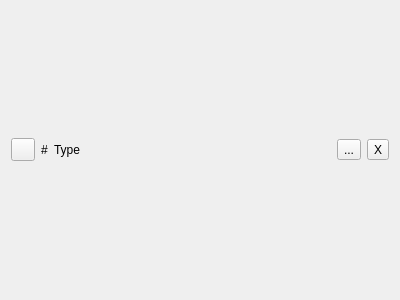
Above: Gui/IEC/IECDeviceRowWidget.ui from mzsoftsoftware/C64Foundry before the change. Below: the same form after it.
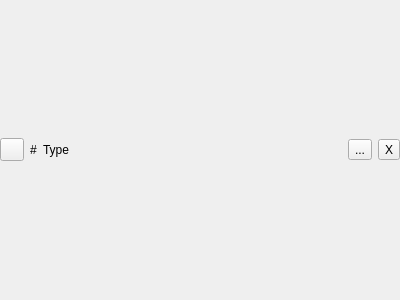
That is the form after the change. Icons and pictures are not drawn. Custom widgets are drawn as their Qt base class.

The edit to the form file:
```diff
--- a/Gui/IEC/IECDeviceRowWidget.ui
+++ b/Gui/IEC/IECDeviceRowWidget.ui
@@ -14,6 +14,18 @@
    <string>Form</string>
   </property>
   <layout class="QHBoxLayout" name="horizontalLayout">
+   <property name="leftMargin">
+    <number>0</number>
+   </property>
+   <property name="topMargin">
+    <number>0</number>
+   </property>
+   <property name="rightMargin">
+    <number>0</number>
+   </property>
+   <property name="bottomMargin">
+    <number>0</number>
+   </property>
    <item>
     <widget class="QToolButton" name="toolButton_Power">
      <property name="toolTip">
```
